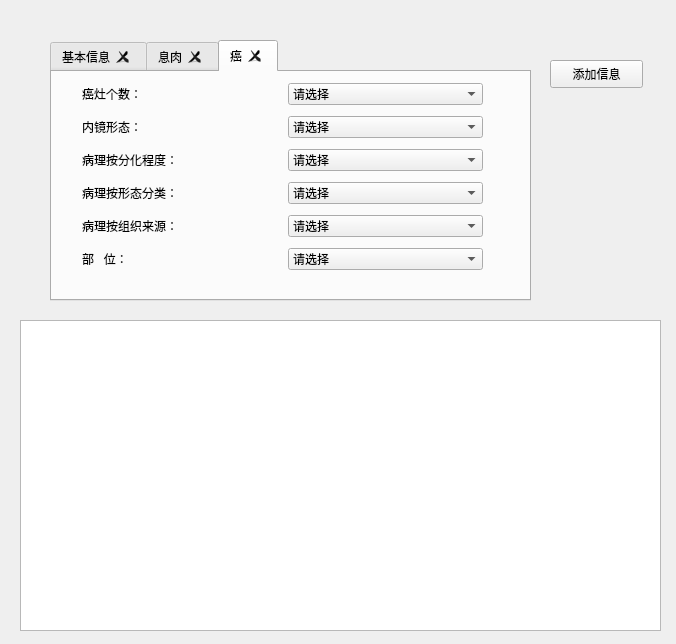
Before: the Qt Designer form MyWindows.ui in xiebingjun777/Pyqt5-in-exceltool, drawn with Qt 5.
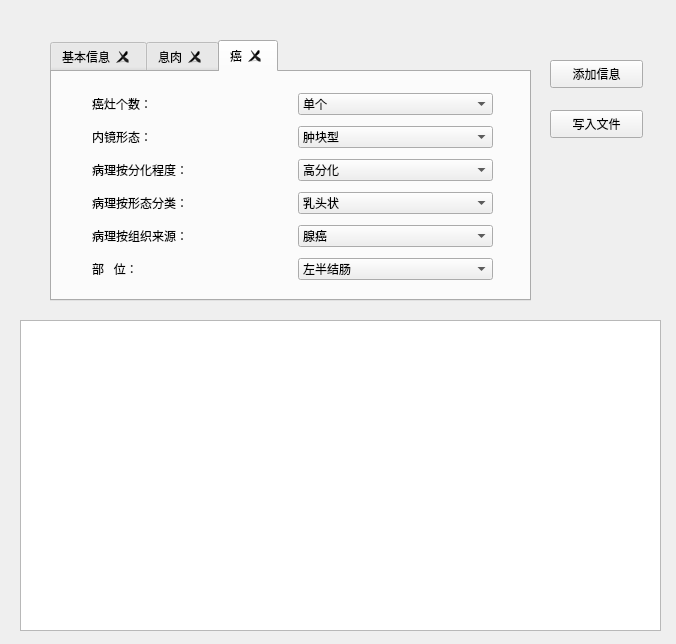
After: the same form once the commit is applied. The open tabs and pages were chosen to show the change.

Commit message: 添加追加写入excel,添加界面table表格功能

Diff of the .ui file:
```diff
--- a/MyWindows.ui
+++ b/MyWindows.ui
@@ -787,8 +787,8 @@
      <widget class="QWidget" name="layoutWidget">
       <property name="geometry">
        <rect>
-        <x>30</x>
-        <y>10</y>
+        <x>40</x>
+        <y>20</y>
         <width>401</width>
         <height>190</height>
        </rect>
@@ -809,13 +809,8 @@
          <item>
           <widget class="QComboBox" name="comboBox_12">
            <property name="currentText">
-            <string>请选择</string>
+            <string>单个</string>
            </property>
-           <item>
-            <property name="text">
-             <string>请选择</string>
-            </property>
-           </item>
            <item>
             <property name="text">
              <string>单个</string>
@@ -842,13 +837,8 @@
          <item>
           <widget class="QComboBox" name="comboBox_10">
            <property name="currentText">
-            <string>请选择</string>
+            <string>肿块型</string>
            </property>
-           <item>
-            <property name="text">
-             <string>请选择</string>
-            </property>
-           </item>
            <item>
             <property name="text">
              <string>肿块型</string>
@@ -880,13 +870,8 @@
          <item>
           <widget class="QComboBox" name="comboBox_13">
            <property name="currentText">
-            <string>请选择</string>
+            <string>高分化</string>
            </property>
-           <item>
-            <property name="text">
-             <string>请选择</string>
-            </property>
-           </item>
            <item>
             <property name="text">
              <string>高分化</string>
@@ -923,13 +908,8 @@
          <item>
           <widget class="QComboBox" name="comboBox_14">
            <property name="currentText">
-            <string>请选择</string>
+            <string>乳头状</string>
            </property>
-           <item>
-            <property name="text">
-             <string>请选择</string>
-            </property>
-           </item>
            <item>
             <property name="text">
              <string>乳头状</string>
@@ -966,13 +946,8 @@
          <item>
           <widget class="QComboBox" name="comboBox_16">
            <property name="currentText">
-            <string>请选择</string>
+            <string>腺癌</string>
            </property>
-           <item>
-            <property name="text">
-             <string>请选择</string>
-            </property>
-           </item>
            <item>
             <property name="text">
              <string>腺癌</string>
@@ -1004,13 +979,8 @@
          <item>
           <widget class="QComboBox" name="comboBox_15">
            <property name="currentText">
-            <string>请选择</string>
+            <string>左半结肠</string>
            </property>
-           <item>
-            <property name="text">
-             <string>请选择</string>
-            </property>
-           </item>
            <item>
             <property name="text">
              <string>左半结肠</string>
@@ -1062,6 +1032,19 @@
      </rect>
     </property>
    </widget>
+   <widget class="QPushButton" name="pushButton_2">
+    <property name="geometry">
+     <rect>
+      <x>550</x>
+      <y>110</y>
+      <width>93</width>
+      <height>28</height>
+     </rect>
+    </property>
+    <property name="text">
+     <string>写入文件</string>
+    </property>
+   </widget>
   </widget>
  </widget>
  <resources/>
```
Left out of the diff: 4 changed lines with no effect on the pictures. The commit also changes 4 other files.
